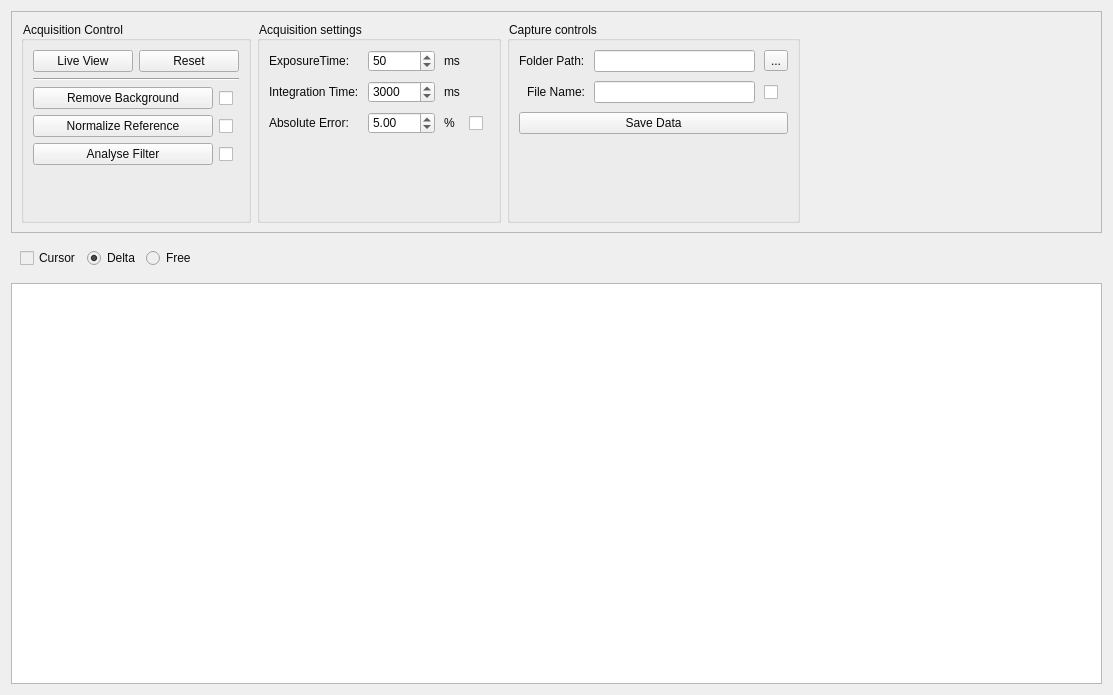
PyMarc2/OceanOpticsSpectroViewer, file gui/views/filterViewUiDark.ui: the form before one commit.
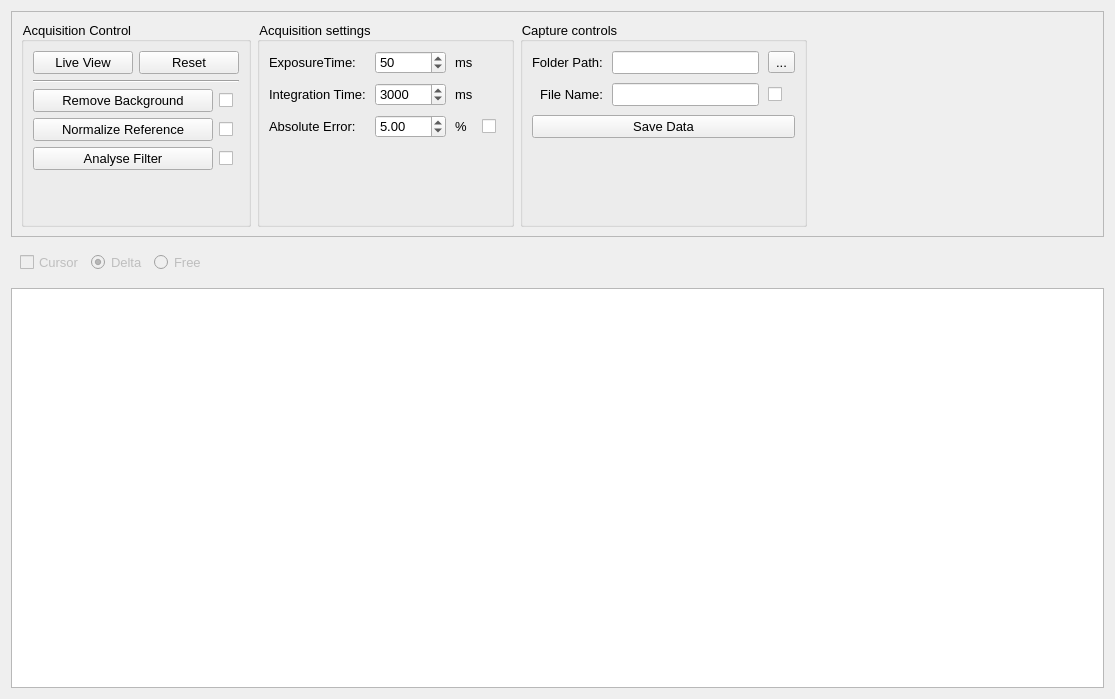
The form after the commit. Custom widgets are drawn as their Qt base class.

The edit to the form file:
```diff
--- a/gui/views/filterViewUiDark.ui
+++ b/gui/views/filterViewUiDark.ui
@@ -6,20 +6,15 @@
    <rect>
     <x>0</x>
     <y>0</y>
-    <width>1113</width>
-    <height>695</height>
+    <width>1115</width>
+    <height>699</height>
    </rect>
   </property>
   <property name="windowTitle">
    <string>Form</string>
   </property>
   <property name="styleSheet">
-   <string notr="true">
-QWidget{
-color:#0B0B0B;
-font: 11pt &quot;OpenSans-Light&quot;;
-}
-</string>
+   <string notr="true">font: 10pt;</string>
   </property>
   <layout class="QGridLayout" name="gridLayout">
    <item row="1" column="0">
```
Left out of the diff: 2 changed lines with no effect on the pictures.
